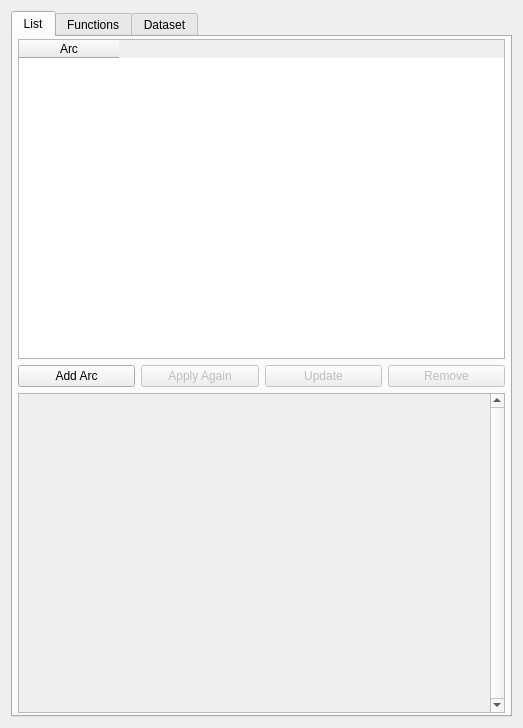
Above: Source/Applications/AppCommon/UI/qtArcFunctionControl.ui from cnsuhao/cmb before the change. Below: the same form after it.
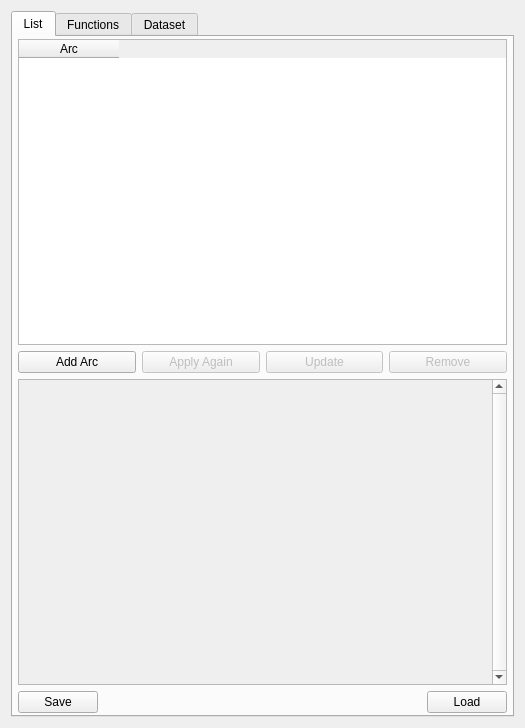
That is the form after the change.

```diff
--- a/Source/Applications/AppCommon/UI/qtArcFunctionControl.ui
+++ b/Source/Applications/AppCommon/UI/qtArcFunctionControl.ui
@@ -6,7 +6,7 @@
    <rect>
     <x>0</x>
     <y>0</y>
-    <width>523</width>
+    <width>525</width>
     <height>728</height>
    </rect>
   </property>
@@ -36,6 +36,15 @@
        <property name="bottomMargin">
         <number>2</number>
        </property>
+       <item row="0" column="0">
+        <widget class="QTableWidget" name="ModifyArcTable">
+         <column>
+          <property name="text">
+           <string>Arc</string>
+          </property>
+         </column>
+        </widget>
+       </item>
        <item row="2" column="0">
         <widget class="QScrollArea" name="ArcControlArea">
          <property name="verticalScrollBarPolicy">
@@ -49,22 +58,13 @@
            <rect>
             <x>0</x>
             <y>0</y>
-            <width>466</width>
-            <height>310</height>
+            <width>468</width>
+            <height>289</height>
            </rect>
           </property>
          </widget>
         </widget>
        </item>
-       <item row="0" column="0">
-        <widget class="QTableWidget" name="ModifyArcTable">
-         <column>
-          <property name="text">
-           <string>Arc</string>
-          </property>
-         </column>
-        </widget>
-       </item>
        <item row="1" column="0">
         <layout class="QHBoxLayout" name="horizontalLayout_9">
          <item>
@@ -118,6 +118,37 @@
          </item>
         </layout>
        </item>
+       <item row="4" column="0">
+        <layout class="QHBoxLayout" name="horizontalLayout_2">
+         <item>
+          <widget class="QPushButton" name="SaveFunctions">
+           <property name="text">
+            <string>Save</string>
+           </property>
+          </widget>
+         </item>
+         <item>
+          <spacer name="horizontalSpacer_2">
+           <property name="orientation">
+            <enum>Qt::Horizontal</enum>
+           </property>
+           <property name="sizeHint" stdset="0">
+            <size>
+             <width>40</width>
+             <height>20</height>
+            </size>
+           </property>
+          </spacer>
+         </item>
+         <item>
+          <widget class="QPushButton" name="LoadFunctions">
+           <property name="text">
+            <string>Load</string>
+           </property>
+          </widget>
+         </item>
+        </layout>
+       </item>
       </layout>
      </widget>
      <widget class="QWidget" name="lineFunctionTab">
```
Left out of the diff: 31 changed lines with no effect on the pictures.
